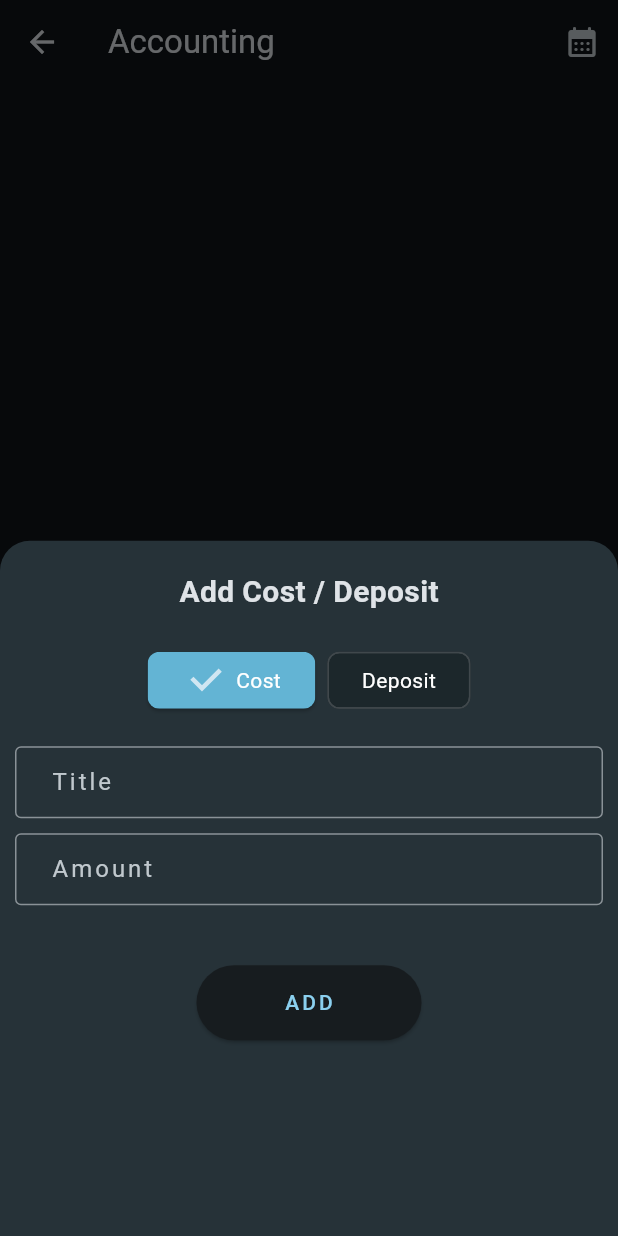
After one commit to Meshkat-Shadik/SecuredNoteApp, a Flutter app: the ExpenseScreen screen opened directly, after a tap on the "add" icon, on a phone screen of 412 x 824 dp. The commit adds this screen. Run offline on Flutter 3.47's test engine with Material 2 defaults, Android fonts, the phone set to English and light mode, and no system bars; our stand-ins replace cloud_firestore, equatable, firebase_auth, firebase_core, font_awesome_flutter, google_sign_in and 2 more; accounts and stored records are empty.

Commit message:
account section crud ✔

```diff
--- /dev/null
+++ b/lib/expense_page.dart
@@ -0,0 +1,381 @@
+import 'package:cloud_firestore/cloud_firestore.dart';
+import 'package:flutter/material.dart';
+import 'package:intl/intl.dart';
+import 'package:secured_note_app/constants.dart';
+import 'package:secured_note_app/model/accounts_model.dart';
+import 'package:secured_note_app/widgets/alert_dialog.dart';
+import '../extensions/firestore_x.dart';
+import '../extensions/toast_x.dart';
+
+class ExpenseScreen extends StatefulWidget {
+  const ExpenseScreen({Key? key}) : super(key: key);
+
+  @override
+  State<ExpenseScreen> createState() => _ExpenseScreenState();
+}
+
+class _ExpenseScreenState extends State<ExpenseScreen> {
+  String? dropdownValue;
+  final GlobalKey<ScaffoldState> _scaffoldKey = GlobalKey<ScaffoldState>();
+
+  @override
+  Widget build(BuildContext context) {
+    return Scaffold(
+      key: _scaffoldKey,
+      appBar: AppBar(
+        title: const Text('Accounting'),
+        actions: [
+          IconButton(
+            onPressed: () {},
+            icon: const Icon(Icons.calendar_month_rounded),
+          )
+        ],
+      ),
+      body: StreamBuilder(
+        stream: firestore.showAccount(
+          DateFormat('dd-MM-yyyy').format(
+            DateTime.fromMicrosecondsSinceEpoch(
+                DateTime.now().microsecondsSinceEpoch),
+          ),
+        ),
+        builder: (context, AsyncSnapshot<QuerySnapshot> snapshot) {
+          if (snapshot.hasData) {
+            if (snapshot.data!.docs.isEmpty) {
+              return const Center(
+                child: Text(
+                  'No Records Available,\nTap "+" Button to Add Records',
+                  textAlign: TextAlign.center,
+                ),
+              );
+            } else {
+              return ListView.separated(
+                separatorBuilder: (context, index) => const Divider(),
+                itemCount: snapshot.data!.docs.length,
+                itemBuilder: ((context, index) {
+                  final accountDetails = AccountModel.fromJson(
+                      snapshot.data!.docs[index].data()
+                          as Map<String, dynamic>);
+                  return Dismissible(
+                    key: Key(snapshot.data!.docs[index].id),
+                    background: Container(
+                      color: Colors.red,
+                      alignment: Alignment.centerRight,
+                      padding: const EdgeInsets.only(right: 20),
+                      child: const Text(
+                        'Slide to Delete this Record',
+                      ),
+                    ),
+                    direction: DismissDirection.endToStart,
+                    confirmDismiss: (direction) {
+                      return showDialog(
+                        context: _scaffoldKey.currentContext!,
+                        builder: (context) {
+                          return BlurryDialog(
+                            title: 'Warning ⚠',
+                            content: 'Do you want to delete this record?',
+                            onContinue: () async {
+                              await firestore
+                                  .deleteAccount(
+                                    snapshot.data!.docs[index].id,
+                                  )
+                                  .then(
+                                    (value) => "Record Deleted Successfully"
+                                        .showToast(
+                                            _scaffoldKey.currentContext!),
+                                    onError: (e) => e.toString().showToast(
+                                        _scaffoldKey.currentContext!),
+                                  );
+                            },
+                          );
+                        },
+                      );
+                    },
+                    child: ListTile(
+                      tileColor: accountDetails.type == 'Cost'
+                          ? Colors.red.shade900
+                          : Colors.green.shade900,
+                      contentPadding: const EdgeInsets.only(right: 0, left: 10),
+                      horizontalTitleGap: 5,
+                      leading: accountDetails.type == 'Cost'
+                          ? const Icon(Icons.money_off)
+                          : const Icon(Icons.attach_money),
+                      title: Text(
+                        accountDetails.title + '',
+                        maxLines: 3,
+                        overflow: TextOverflow.ellipsis,
+                      ),
+                      trailing: Container(
+                        padding: const EdgeInsets.only(left: 5),
+                        width: 150,
+                        child: Row(
+                          mainAxisAlignment: MainAxisAlignment.spaceBetween,
+                          children: [
+                            Text(
+                              accountDetails.amount.toString(),
+                              style: const TextStyle(
+                                fontSize: 20,
+                                fontWeight: FontWeight.bold,
+                              ),
+                            ),
+                            Row(
+                              children: [
+                                IconButton(
+                                  onPressed: () {
+                                    showModalBottomSheet(
+                                      backgroundColor: Colors.transparent,
+                                      context: context,
+                                      builder: (context) {
+                                        return BottomSheetWidget(
+                                          isEditing: true,
+                                          accountDetails: AccountModel(
+                                            title: accountDetails.title.trim(),
+                                            type: accountDetails.type,
+                                            amount: accountDetails.amount,
+                                          ),
+                                          id: snapshot.data!.docs[index].id,
+                                        );
+                                      },
+                                    );
+                                  },
+                                  icon: const Icon(Icons.edit),
+                                ),
+                                const SizedBox(width: 10),
+                                Container(
+                                  width: 1,
+                                  color: Colors.red,
+                                ),
+                              ],
+                            )
+                          ],
+                        ),
+                      ),
+                    ),
+                  );
+                }),
+              );
+            }
+          } else {
+            return const Center(
+              child: CircularProgressIndicator(),
+            );
+          }
+        },
+      ),
+      floatingActionButton: FloatingActionButton(
+        shape: const CircleBorder(),
+        onPressed: () {
+          showModalBottomSheet(
+            backgroundColor: Colors.transparent,
+            context: context,
+            builder: (context) {
+              return const BottomSheetWidget(
+                isEditing: false,
+              );
+            },
+          );
+        },
+        child: const Icon(Icons.add),
+      ),
+    );
+  }
+}
+
+class BottomSheetWidget extends StatefulWidget {
+  const BottomSheetWidget({
+    Key? key,
+    required this.isEditing,
+    this.accountDetails,
+    this.id,
+  }) : super(key: key);
+  final bool isEditing;
+  final AccountModel? accountDetails;
+  final String? id;
+
+  @override
+  State<BottomSheetWidget> createState() => _BottomSheetWidgetState();
+}
+
+class _BottomSheetWidgetState extends State<BottomSheetWidget> {
+  int defaultChoiceIndex = 0;
+  final List<String> _choicesList = ['Cost', 'Deposit'];
+  TextEditingController? _titleController;
+  TextEditingController? _amountController;
+  final GlobalKey<FormState> _formKey = GlobalKey<FormState>();
+
+  @override
+  void initState() {
+    super.initState();
+    _titleController = TextEditingController(
+      text: widget.accountDetails?.title ?? '',
+    );
+    _amountController = TextEditingController(
+      text: widget.accountDetails?.amount.toString() ?? '',
+    );
+    if (mounted) {
+      if (widget.isEditing) {
+        defaultChoiceIndex = widget.accountDetails!.type == 'Cost' ? 0 : 1;
+      }
+    }
+  }
+
+  @override
+  Widget build(BuildContext context) {
+    return Container(
+      height: 500,
+      decoration: const BoxDecoration(
+        color: Color.fromRGBO(38, 50, 56, 1),
+        borderRadius: BorderRadius.only(
+          topLeft: Radius.circular(20),
+          topRight: Radius.circular(20),
+        ),
+      ),
+      child: Padding(
+        padding: const EdgeInsets.symmetric(horizontal: 10.0),
+        child: Column(
+          children: [
+            Form(
+              key: _formKey,
+              child: Column(
+                children: [
+                  const SizedBox(
+                    height: 20,
+                  ),
+                  Text(
+                    '${widget.isEditing ? "Edit" : "Add"} Cost / Deposit',
+                    style: const TextStyle(
+                      fontSize: 20,
+                      fontWeight: FontWeight.bold,
+                    ),
+                  ),
+                  const SizedBox(
+                    height: 20,
+                  ),
+                  Wrap(
+                    spacing: 8,
+                    children: List.generate(_choicesList.length, (index) {
+                      return ChoiceChip(
+                        backgroundColor: const Color(0xff1C272B),
+                        labelPadding: const EdgeInsets.all(2.0),
+                        label: Text(
+                          _choicesList[index],
+                          style: Theme.of(context)
+                              .textTheme
+                              .bodyText2!
+                              .copyWith(color: Colors.white, fontSize: 14),
+                        ),
+                        selected: defaultChoiceIndex == index,
+                        selectedColor: const Color(0xff63B4D4),
+                        onSelected: (value) {
+                          //print(_choicesList[defaultChoiceIndex]);
+                          setState(() {
+                            defaultChoiceIndex =
+                                value ? index : defaultChoiceIndex;
+                          });
+                        },
+                        // backgroundColor: color,
+                        elevation: 1,
+                        padding: const EdgeInsets.symmetric(horizontal: 20),
+                      );
+                    }),
+                  ),
+                  const SizedBox(height: 20),
+                  TextFormField(
+                    controller: _titleController,
+                    decoration: const InputDecoration(
+                      contentPadding: EdgeInsets.only(left: 20),
+                      hintText: 'Title',
+                      hintStyle: TextStyle(letterSpacing: 2),
+                      border: OutlineInputBorder(),
+                    ),
+                    validator: (String? value) {
+                      if (value!.isEmpty) {
+                        return 'Please provide a title';
+                      } else {
+                        return null;
+                      }
+                    },
+                  ),
+                  const SizedBox(height: 10),
+                  TextFormField(
+                    controller: _amountController,
+                    decoration: const InputDecoration(
+                      contentPadding: EdgeInsets.only(left: 20),
+                      hintText: 'Amount',
+                      hintStyle: TextStyle(letterSpacing: 2),
+                      border: OutlineInputBorder(),
+                    ),
+                    keyboardType: TextInputType.number,
+                    validator: (String? value) {
+                      if (RegExp(r'''^-?\d+\.?\d*$''').hasMatch(value!) ==
+                          false) {
+                        return 'Only Numbers are allowed';
+                      } else {
+                        return null;
+                      }
+                    },
+                  ),
+                  const SizedBox(height: 40),
+                  SizedBox(
+                    height: 50,
+                    width: 150,
+                    child: ElevatedButton(
+                      onPressed: () async {
+                        final FormState form = _formKey.currentState!;
+                        if (form.validate()) {
+                          final newAccountData = AccountModel(
+                            title: _titleController!.text.trim(),
+                            type: _choicesList[defaultChoiceIndex],
+                            amount: int.tryParse(_amountController!.text) ?? 0,
+                          );
+                          if (widget.isEditing) {
+                            if (widget.accountDetails == newAccountData) {
+                              Navigator.pop(context);
+
+                              "No changes made".showToast(context);
+                            } else {
+                              await firestore
+                                  .updateAccount(widget.id!, newAccountData)
+                                  .whenComplete(
+                                () {
+                                  Navigator.pop(context);
+                                  "Record updated successfully"
+                                      .showToast(context);
+                                },
+                              );
+                            }
+                          } else {
+                            firestore.addAccount(
+                              AccountModel(
+                                title: _titleController!.text.trim(),
+                                type: _choicesList[defaultChoiceIndex],
+                                amount:
+                                    int.tryParse(_amountController!.text) ?? 0,
+                              ),
+                            );
+                          }
+                        } else {
+                          "Please fill all the fields".showToast(context);
+                        }
+                      },
+                      child: Text(
+                        widget.isEditing ? 'UPDATE' : 'ADD',
+                        style: const TextStyle(letterSpacing: 2),
+                      ),
+                    ),
+                  ),
+                ],
+              ),
+            ),
+          ],
+        ),
+      ),
+    );
+  }
+
+  @override
+  void dispose() {
+    _titleController?.dispose();
+    _amountController?.dispose();
+    super.dispose();
+  }
+}
--- /dev/null
+++ b/lib/model/accounts_model.dart
@@ -0,0 +1,37 @@
+import 'dart:convert';
+
+import 'package:equatable/equatable.dart';
+
+AccountModel accountModelFromJson(String str) =>
+    AccountModel.fromJson(json.decode(str));
+
+String accountModelToJson(AccountModel data) => json.encode(data.toJson());
+
+class AccountModel extends Equatable {
+  const AccountModel({
+    required this.title,
+    required this.type,
+    required this.amount,
+  });
+
+  final String title;
+  final String type;
+  final int amount;
+
+  factory AccountModel.fromJson(Map<String, dynamic> json) => AccountModel(
+        title: json["title"],
+        type: json["type"],
+        amount: json["amount"],
+      );
+
+  Map<String, dynamic> toJson() => {
+        "title": title,
+        "type": type,
+        "amount": amount,
+      };
+  @override
+  bool? get stringify => true;
+
+  @override
+  List<Object?> get props => [title, type, amount];
+}
```
Also changed, not shown: lib/extensions/firestore_x.dart (+55 -34 lines), lib/home_page.dart (+24 -9 lines), lib/widgets/my_bottom_appbar.dart (+7 -4 lines).
